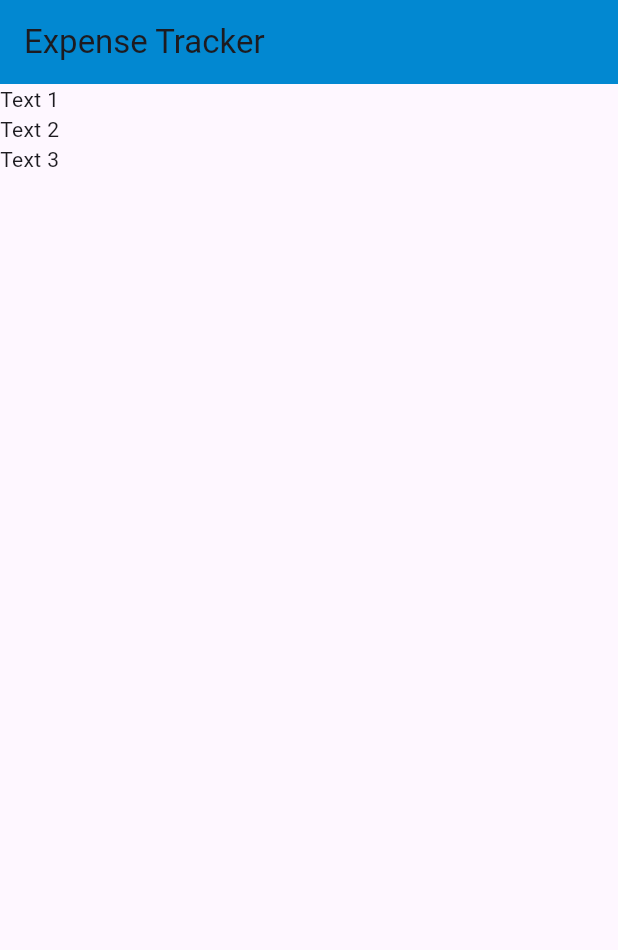
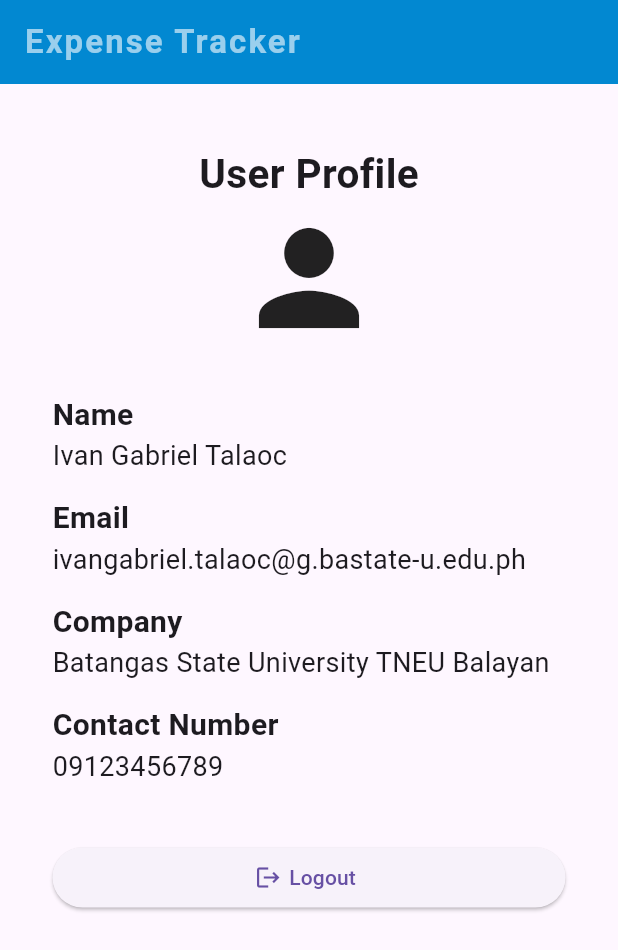
Before and after one commit to gabify/expense-tracker, a Flutter app: the screen it shows after launch, on a phone screen of 412 x 824 dp. Shown: the top 950 px of the screen. Run offline on Flutter 3.47's test engine with Material 3 defaults, Android fonts, the phone set to English and light mode, and no system bars.

Commit message:
Profile UI layout Sample

```diff
--- a/lib/main.dart
+++ b/lib/main.dart
@@ -2,18 +2,160 @@ import 'package:flutter/material.dart';
 
 void main() {
   runApp(MaterialApp(
-    home: Scaffold(
+    home: Profile()
+  ));
+}
+
+
+class Profile extends StatelessWidget {
+  const Profile({super.key});
+
+  @override
+  Widget build(BuildContext context) {
+    return Scaffold(
         appBar: AppBar(
-        title: Text('Expense Tracker'),
+          title: Text('Expense Tracker',
+            style: TextStyle(
+              color: Colors.white60,
+              fontWeight: FontWeight.w600,
+              letterSpacing: 1.4
+            ),),
           backgroundColor: Colors.lightBlue[700],
         ),
-      body: Column(
+        body: Container(
+          padding: EdgeInsets.symmetric(horizontal: 35, vertical: 20),
+          child: Column(
+              crossAxisAlignment: CrossAxisAlignment.start,
               children: [
-          Text('Text 1'),
-          Text('Text 2'),
-          Text('Text 3'),
+                Container(
+                  margin: EdgeInsets.symmetric(vertical: 20),
+                  child: Row(
+                    mainAxisAlignment: MainAxisAlignment.center,
+                    children: [
+                      Column(
+                        children: [
+                          Text(
+                            'User Profile',
+                            style: TextStyle(
+                                fontWeight: FontWeight.bold,
+                                fontSize: 27
+                            ),
+                          ),
+                          Icon(Icons.person, size: 100),
+                        ],
+                      )
                     ]
+                  ),
+                ),
+                Container(
+                  margin: EdgeInsets.symmetric(vertical: 7),
+                  child: Column(
+                    crossAxisAlignment: CrossAxisAlignment.start,
+                    children: [
+                      Text(
+                        'Name',
+                        style: TextStyle(
+                            fontWeight: FontWeight.bold,
+                            fontSize: 20
+                        ),
+                      ),
+                      Text(
+                        'Ivan Gabriel Talaoc',
+                        style: TextStyle(
+                            fontWeight: FontWeight.w400,
+                            fontSize: 18
+                        ),
                       )
+                    ],
                   ),
-  ));
+                ),
+                Container(
+                  margin: EdgeInsets.symmetric(vertical: 7),
+                  child: Column(
+                    crossAxisAlignment: CrossAxisAlignment.start,
+                    children: [
+                      Text(
+                        'Email',
+                        style: TextStyle(
+                            fontWeight: FontWeight.bold,
+                            fontSize: 20
+                        ),
+                      ),
+                      Text(
+                        'ivangabriel.talaoc@g.bastate-u.edu.ph',
+                        style: TextStyle(
+                            fontWeight: FontWeight.w400,
+                            fontSize: 18
+                        ),
+                      )
+                    ],
+                  ),
+                ),
+                Container(
+                  margin: EdgeInsets.symmetric(vertical: 7),
+                  child: Column(
+                    crossAxisAlignment: CrossAxisAlignment.start,
+                    children: [
+                      Text(
+                        'Company',
+                        style: TextStyle(
+                            fontWeight: FontWeight.bold,
+                            fontSize: 20
+                        ),
+                      ),
+                      Text(
+                        'Batangas State University TNEU Balayan',
+                        style: TextStyle(
+                            fontWeight: FontWeight.w400,
+                            fontSize: 18
+                        ),
+                      )
+                    ],
+                  ),
+                ),
+                Container(
+                  margin: EdgeInsets.symmetric(vertical: 7),
+                  child: Column(
+                    crossAxisAlignment: CrossAxisAlignment.start,
+                    children: [
+                      Text(
+                        'Contact Number',
+                        style: TextStyle(
+                            fontWeight: FontWeight.bold,
+                            fontSize: 20
+                        ),
+                      ),
+                      Text(
+                        '09123456789',
+                        style: TextStyle(
+                            fontWeight: FontWeight.w400,
+                            fontSize: 18
+                        ),
+                      )
+                    ],
+                  ),
+                ),
+                Container(
+                  margin: EdgeInsets.symmetric(vertical: 30),
+                  child: Column(
+                    crossAxisAlignment: CrossAxisAlignment.stretch,
+                    children: [
+                      ElevatedButton(onPressed: (){}, child: Row(
+                        mainAxisAlignment: MainAxisAlignment.center,
+                        children: [
+                          Icon(Icons.logout),
+                          Container(
+                              margin: EdgeInsets.symmetric(horizontal: 5),
+                              child: Text('Logout')
+                          ),
+                        ],
+                      ))
+                    ],
+                  ),
+                )
+              ]
+          ),
+        )
+    );
   }
+}
```
Lines whose indentation alone changed are shown as unchanged.
